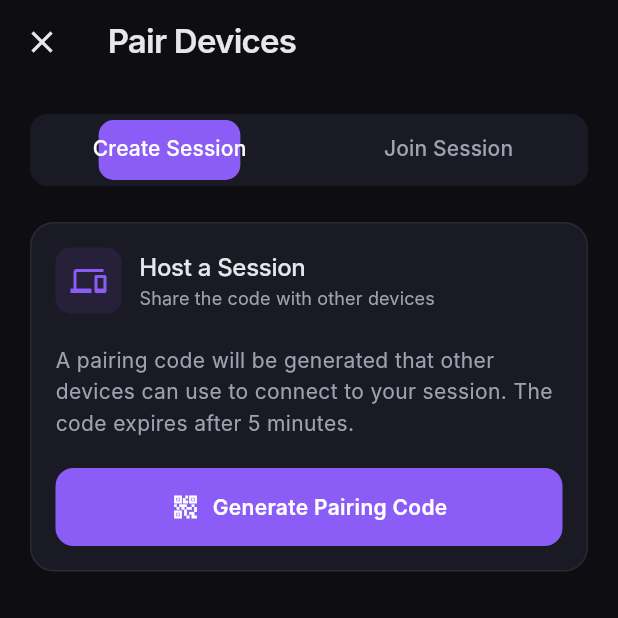
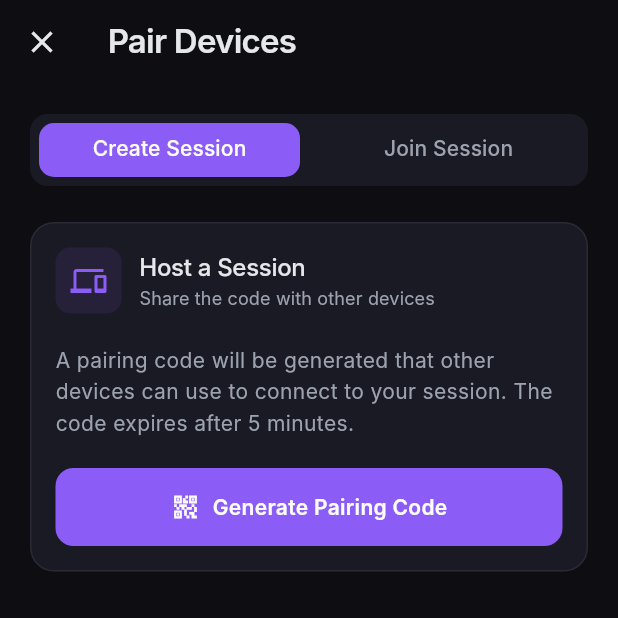
Before and after one commit to mihxjlo/gullwing, a Flutter app: the screen it shows after launch, item 3 of the bottom bar chosen, after a tap on "Pair a Device", on a phone screen of 412 x 824 dp, the top half of it. Run offline on Flutter 3.47's test engine with Material 3 defaults, Android fonts, the phone set to English and light mode, and no system bars; our stand-ins replace cloud_firestore, equatable, firebase_auth, firebase_core, flutter_bloc, shared_preferences; accounts and stored records are empty; network calls fail; Roboto replaces fonts that are missing (Inter).

Commit message:
Fix pairing UI layout, add link action button, update history saving functionality

```diff
--- a/lib/screens/pairing_screen.dart
+++ b/lib/screens/pairing_screen.dart
@@ -132,20 +132,25 @@ class _PairingScreenState extends State<PairingScreen>
               color: AppColors.cardBackground,
               borderRadius: BorderRadius.circular(12),
             ),
+            child: SizedBox(
+              height: 48,
               child: TabBar(
                 controller: _tabController,
                 indicator: BoxDecoration(
                   color: AppColors.primaryAccent,
                   borderRadius: BorderRadius.circular(10),
                 ),
-              indicatorPadding: const EdgeInsets.all(4),
+                indicatorPadding: const EdgeInsets.all(6),
+                indicatorSize: TabBarIndicatorSize.tab,
                 labelColor: Colors.white,
                 unselectedLabelColor: AppColors.secondaryText,
                 dividerColor: Colors.transparent,
+                labelPadding: const EdgeInsets.symmetric(horizontal: 8),
                 tabs: const [
-                Tab(text: 'Create Session'),
-                Tab(text: 'Join Session'),
+                  Tab(child: Text('Create Session')),
+                  Tab(child: Text('Join Session')),
                 ],
+              ),
             ),
           ),
           const SizedBox(height: 24),
--- a/lib/screens/settings_screen.dart
+++ b/lib/screens/settings_screen.dart
@@ -1,4 +1,5 @@
 import 'package:flutter/material.dart';
+import 'package:flutter/services.dart';
 import 'package:flutter_bloc/flutter_bloc.dart';
 import '../blocs/devices/devices_bloc.dart';
 import '../blocs/devices/devices_state.dart';
@@ -215,6 +216,65 @@ class _SettingsScreenState extends State<SettingsScreen> {
                     const Divider(),
                     const SizedBox(height: 12),
                     ...devices.map((device) => _buildDeviceListItem(device)),
+                  ],
+
+                  // Session code display (for sharing with new devices)
+                  if (isConnected && (pairingState as PairingConnected).session.pairingCode.isNotEmpty) ...[
+                    const SizedBox(height: 16),
+                    const Divider(),
+                    const SizedBox(height: 12),
+                    Container(
+                      padding: const EdgeInsets.all(12),
+                      decoration: BoxDecoration(
+                        color: AppColors.primaryBackground,
+                        borderRadius: BorderRadius.circular(10),
+                        border: Border.all(color: AppColors.cardBorder),
+                      ),
+                      child: Row(
+                        children: [
+                          Icon(
+                            Icons.key_outlined,
+                            size: 18,
+                            color: AppColors.secondaryText,
+                          ),
+                          const SizedBox(width: 10),
+                          Expanded(
+                            child: Column(
+                              crossAxisAlignment: CrossAxisAlignment.start,
+                              children: [
+                                Text(
+                                  'Session Code',
+                                  style: AppTypography.metadata,
+                                ),
+                                const SizedBox(height: 2),
+                                Text(
+                                  (pairingState as PairingConnected).session.pairingCode,
+                                  style: AppTypography.codeText.copyWith(
+                                    fontSize: 16,
+                                    letterSpacing: 4,
+                                  ),
+                                ),
+                              ],
+                            ),
+                          ),
+                          IconButton(
+                            icon: Icon(
+                              Icons.copy,
+                              size: 18,
+                              color: AppColors.secondaryText,
+                            ),
+                            onPressed: () {
+                              Clipboard.setData(ClipboardData(
+                                text: (pairingState as PairingConnected).session.pairingCode,
+                              ));
+                              ScaffoldMessenger.of(context).showSnackBar(
+                                const SnackBar(content: Text('Session code copied!')),
+                              );
+                            },
+                          ),
+                        ],
+                      ),
+                    ),
                   ],
 
                   const SizedBox(height: 16),
--- a/pubspec.yaml
+++ b/pubspec.yaml
@@ -51,6 +51,7 @@ dependencies:
   shared_preferences: ^2.5.3
   timeago: ^3.7.0
   rxdart: ^0.28.0
+  url_launcher: ^6.2.4
 
 dev_dependencies:
   flutter_test:
```
Also changed, not shown: lib/blocs/clipboard/clipboard_bloc.dart (+16 -2 lines), lib/screens/history_screen.dart (+16 -0 lines), lib/screens/live_screen.dart (+23 -0 lines), pubspec.lock. Lines whose indentation alone changed are shown as unchanged.
